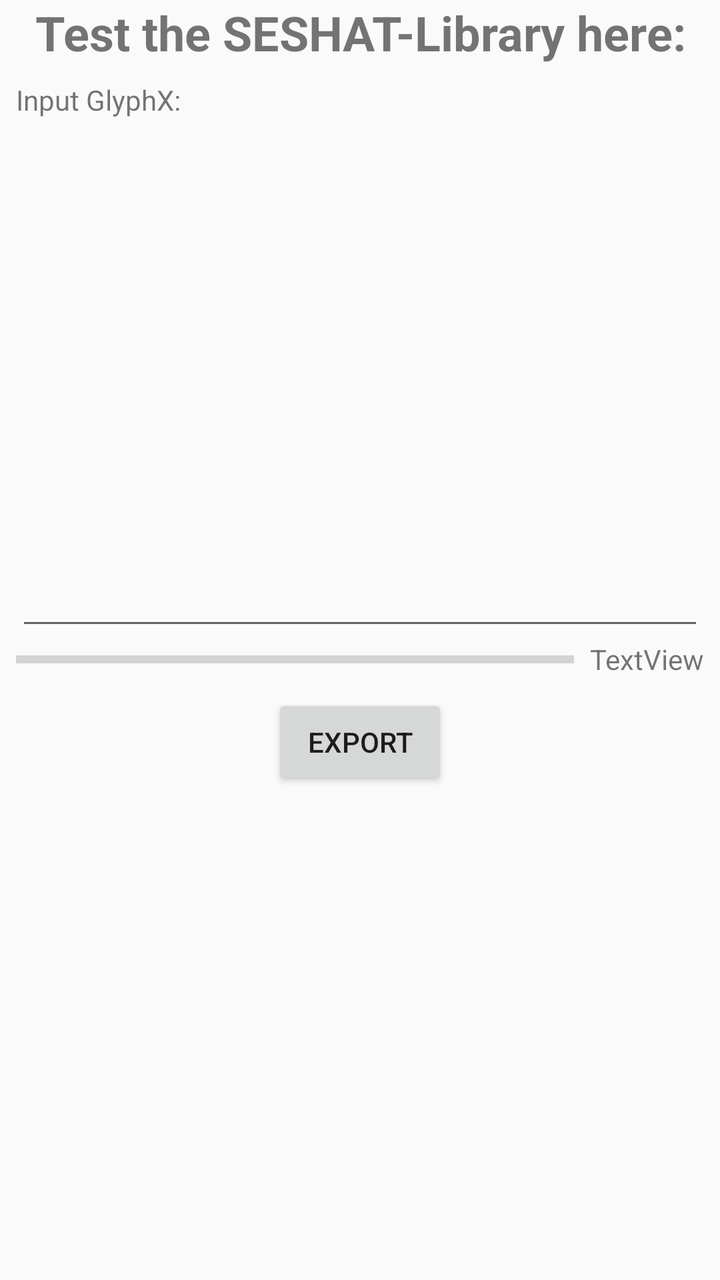
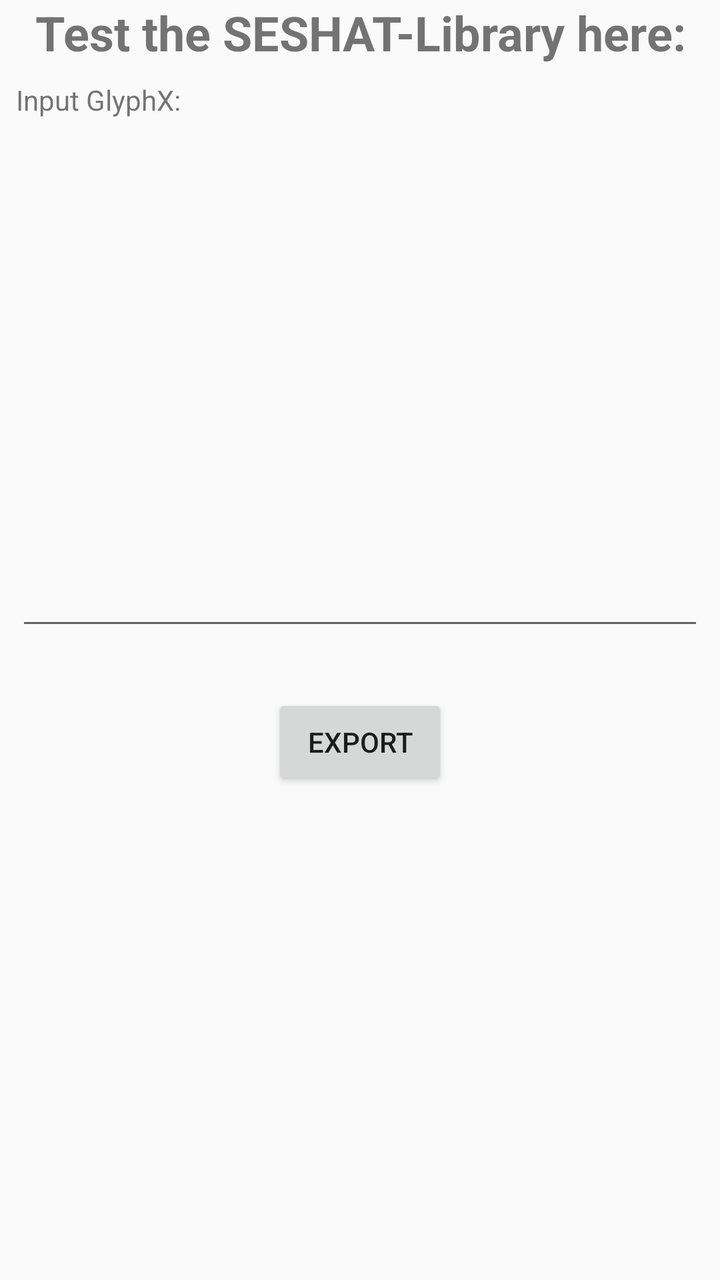

The first picture is an Android layout as it rendered before a commit; the second is the same layout after the commit. The layout source and the unified diff follow.
<!-- AndroidManifest.xml: activity theme Theme.SESHATExampleApp -->
<!-- res/layout/activity_main.xml -->
<?xml version="1.0" encoding="utf-8"?>
<androidx.constraintlayout.widget.ConstraintLayout xmlns:android="http://schemas.android.com/apk/res/android"
    xmlns:app="http://schemas.android.com/apk/res-auto"
    xmlns:tools="http://schemas.android.com/tools"
    android:id="@+id/main"
    android:layout_width="match_parent"
    android:layout_height="match_parent"
    tools:context=".MainActivity">

    <TextView
        android:id="@+id/title_text"
        android:layout_width="0dp"
        android:layout_height="wrap_content"
        android:gravity="center_horizontal"
        android:text="@string/title"
        android:textSize="24sp"
        android:textStyle="bold"
        app:layout_constraintBottom_toBottomOf="parent"
        app:layout_constraintEnd_toEndOf="parent"
        app:layout_constraintStart_toStartOf="parent"
        app:layout_constraintTop_toTopOf="parent"
        app:layout_constraintVertical_bias="0.0" />

    <EditText
        android:id="@+id/input"
        android:layout_width="0dp"
        android:layout_height="0dp"
        android:layout_marginStart="8dp"
        android:layout_marginTop="8dp"
        android:layout_marginEnd="8dp"
        android:ems="10"
        android:gravity="start|top"
        android:inputType="text|textVisiblePassword|textMultiLine|textNoSuggestions"
        app:layout_constraintBottom_toTopOf="@+id/guideline2"
        app:layout_constraintEnd_toEndOf="parent"
        app:layout_constraintStart_toStartOf="parent"
        app:layout_constraintTop_toBottomOf="@+id/input_title" />

    <TextView
        android:id="@+id/input_title"
        android:layout_width="wrap_content"
        android:layout_height="wrap_content"
        android:layout_marginStart="8dp"
        android:layout_marginTop="8dp"
        android:text="@string/input_glyphx"
        app:layout_constraintBottom_toBottomOf="parent"
        app:layout_constraintEnd_toEndOf="parent"
        app:layout_constraintHorizontal_bias="0.0"
        app:layout_constraintStart_toStartOf="parent"
        app:layout_constraintTop_toBottomOf="@+id/title_text"
        app:layout_constraintVertical_bias="0.0" />

    <androidx.constraintlayout.widget.Guideline
        android:id="@+id/guideline2"
        android:layout_width="wrap_content"
        android:layout_height="wrap_content"
        android:orientation="horizontal"
        app:layout_constraintGuide_percent="0.5" />

    <Button
        android:id="@+id/button_export"
        android:layout_width="wrap_content"
        android:layout_height="wrap_content"
        android:layout_marginTop="8dp"
        android:text="@string/export"
        app:layout_constraintBottom_toBottomOf="parent"
        app:layout_constraintEnd_toEndOf="parent"
        app:layout_constraintStart_toStartOf="parent"
        app:layout_constraintTop_toBottomOf="@+id/progress_text"
        app:layout_constraintVertical_bias="0.0" />

    <ProgressBar
        android:id="@+id/progressBar"
        style="?android:attr/progressBarStyleHorizontal"
        android:layout_width="0dp"
        android:layout_height="wrap_content"
        android:layout_marginStart="8dp"
        android:layout_marginEnd="8dp"
        app:layout_constraintBottom_toBottomOf="@+id/progress_text"
        app:layout_constraintEnd_toStartOf="@+id/progress_text"
        app:layout_constraintStart_toStartOf="parent"
        app:layout_constraintTop_toTopOf="@+id/progress_text" />

    <TextView
        android:id="@+id/progress_text"
        android:layout_width="wrap_content"
        android:layout_height="wrap_content"
        android:layout_marginEnd="8dp"
        android:text="TextView"
        app:layout_constraintBottom_toBottomOf="parent"
        app:layout_constraintEnd_toEndOf="parent"
        app:layout_constraintHorizontal_bias="1.0"
        app:layout_constraintStart_toStartOf="parent"
        app:layout_constraintTop_toBottomOf="@+id/input"
        app:layout_constraintVertical_bias="0.0" />

</androidx.constraintlayout.widget.ConstraintLayout>
<!-- resources referenced by this layout -->
<resources>
  <string name="export">Export</string>
  <string name="input_glyphx">Input GlyphX:</string>
  <string name="title">Test the SESHAT-Library here:</string>
  <style name="Theme.SESHATExampleApp" parent="Theme.AppCompat.Light.NoActionBar" />
</resources>

<!-- the commit's change to res/layout/activity_main.xml (unified diff, before → after) -->
@@ -76,10 +76,12 @@
         android:layout_height="wrap_content"
         android:layout_marginStart="8dp"
         android:layout_marginEnd="8dp"
+        android:visibility="invisible"
         app:layout_constraintBottom_toBottomOf="@+id/progress_text"
         app:layout_constraintEnd_toStartOf="@+id/progress_text"
         app:layout_constraintStart_toStartOf="parent"
-        app:layout_constraintTop_toTopOf="@+id/progress_text" />
+        app:layout_constraintTop_toTopOf="@+id/progress_text"
+        tools:visibility="visible" />
 
     <TextView
         android:id="@+id/progress_text"
@@ -87,11 +89,13 @@
         android:layout_height="wrap_content"
         android:layout_marginEnd="8dp"
         android:text="TextView"
+        android:visibility="invisible"
         app:layout_constraintBottom_toBottomOf="parent"
         app:layout_constraintEnd_toEndOf="parent"
         app:layout_constraintHorizontal_bias="1.0"
         app:layout_constraintStart_toStartOf="parent"
         app:layout_constraintTop_toBottomOf="@+id/input"
-        app:layout_constraintVertical_bias="0.0" />
+        app:layout_constraintVertical_bias="0.0"
+        tools:visibility="visible" />
 
 </androidx.constraintlayout.widget.ConstraintLayout>
